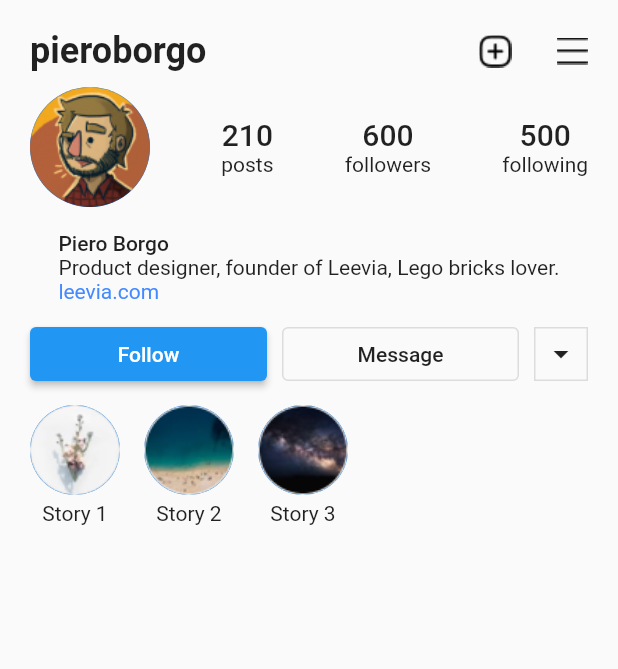
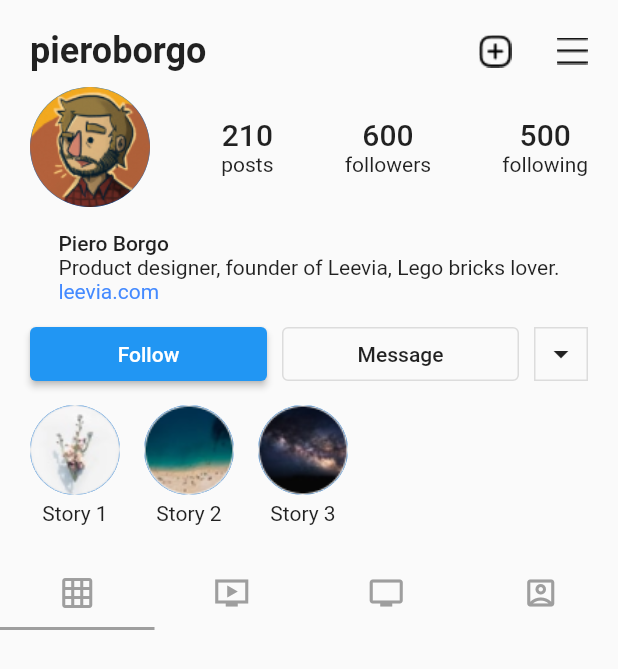
Before and after one commit to CinqueIzumi/Social-Media-Profile-Screen, a Flutter app: the screen it shows after launch, on a phone screen of 412 x 824 dp. Shown: the top 669 px of the screen. Run offline on Flutter 3.47's test engine with Material 2 defaults, Android fonts, the phone set to English and light mode, and no system bars.

Commit message:
Added TabBar design

```diff
--- a/lib/ui/profile_screen.dart
+++ b/lib/ui/profile_screen.dart
@@ -2,6 +2,7 @@ import 'package:flutter/material.dart';
 import 'package:social_media_profile_screen/utils/constants.dart';
 import 'package:social_media_profile_screen/widgets/interaction_bar.dart';
 import 'package:social_media_profile_screen/widgets/story_bar.dart';
+import 'package:social_media_profile_screen/widgets/tab_bar.dart';
 import 'package:social_media_profile_screen/widgets/top_bar.dart';
 import 'package:social_media_profile_screen/widgets/account_info.dart';
 import 'package:social_media_profile_screen/widgets/user_info.dart';
@@ -29,6 +30,7 @@ class ProfileScreen extends StatelessWidget {
                 ],
               ),
             ),
+            CustomTabBar(),
           ],
         ),
       ),
--- /dev/null
+++ b/lib/widgets/tab_bar.dart
@@ -0,0 +1,47 @@
+import 'package:flutter/material.dart';
+
+class CustomTabBar extends StatelessWidget {
+  @override
+  Widget build(BuildContext context) {
+    return DefaultTabController(
+      length: 4,
+      child: Column(
+        children: [
+          SizedBox(
+            height: 50,
+            child: AppBar(
+              backgroundColor: Theme.of(context).scaffoldBackgroundColor,
+              elevation: 0.0,
+              bottom: TabBar(
+                indicatorColor: Colors.grey,
+                tabs: [
+                  Tab(
+                    icon: Icon(
+                      Icons.grid_on_outlined,
+                      color: Colors.grey,
+                    ),
+                  ),
+                  Tab(
+                    icon: Icon(
+                      Icons.ondemand_video_sharp,
+                      color: Colors.grey,
+                    ),
+                  ),
+                  Tab(
+                    icon: Icon(Icons.tv, color: Colors.grey),
+                  ),
+                  Tab(
+                    icon: Icon(
+                      Icons.account_box_outlined,
+                      color: Colors.grey,
+                    ),
+                  ),
+                ],
+              ),
+            ),
+          ),
+        ],
+      ),
+    );
+  }
+}
```
